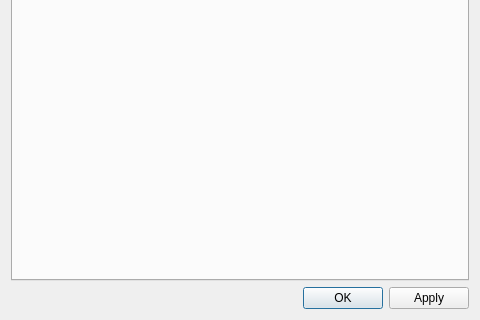
Before: the Qt Designer form VisualPIC/Views/editVolumeVTKWindow.ui in AngelFP/VisualPIC, drawn with Qt 5; both pictures show x 0 to 480 and y 160 to 480 of the 480 by 480 pixel window.
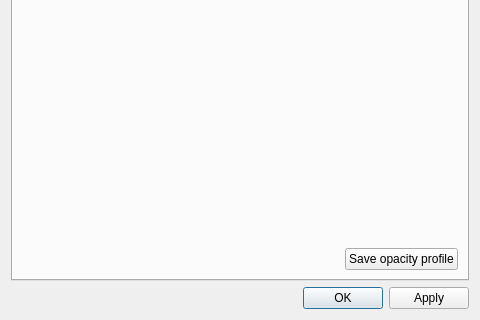
After: the same form once the commit is applied.

Commit message: Add button to save opacity

Patch:
```diff
--- a/VisualPIC/Views/editVolumeVTKWindow.ui
+++ b/VisualPIC/Views/editVolumeVTKWindow.ui
@@ -58,6 +58,36 @@
          <layout class="QHBoxLayout" name="opacityWidgetLayout"/>
         </widget>
        </item>
+       <item>
+        <layout class="QHBoxLayout" name="horizontalLayout_3">
+         <item>
+          <spacer name="horizontalSpacer">
+           <property name="orientation">
+            <enum>Qt::Horizontal</enum>
+           </property>
+           <property name="sizeHint" stdset="0">
+            <size>
+             <width>40</width>
+             <height>20</height>
+            </size>
+           </property>
+          </spacer>
+         </item>
+         <item>
+          <widget class="QPushButton" name="save_opacity_pushButton">
+           <property name="sizePolicy">
+            <sizepolicy hsizetype="Maximum" vsizetype="Fixed">
+             <horstretch>0</horstretch>
+             <verstretch>0</verstretch>
+            </sizepolicy>
+           </property>
+           <property name="text">
+            <string>Save opacity profile</string>
+           </property>
+          </widget>
+         </item>
+        </layout>
+       </item>
       </layout>
      </widget>
      <widget class="QWidget" name="colorsTab">
```
The commit also changes 2 other files.
